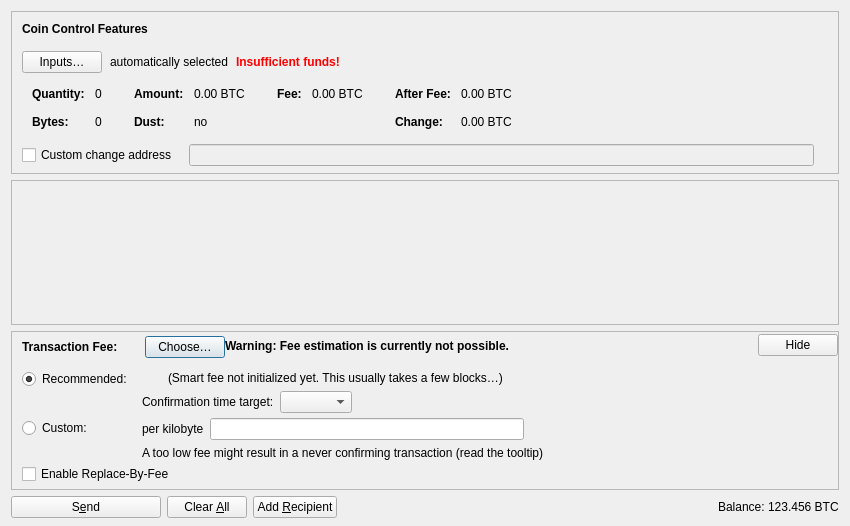
Old version of the form src/qt/forms/sendcoinsdialog.ui in the repository CodeAssureLabs/bitcoin-2022.
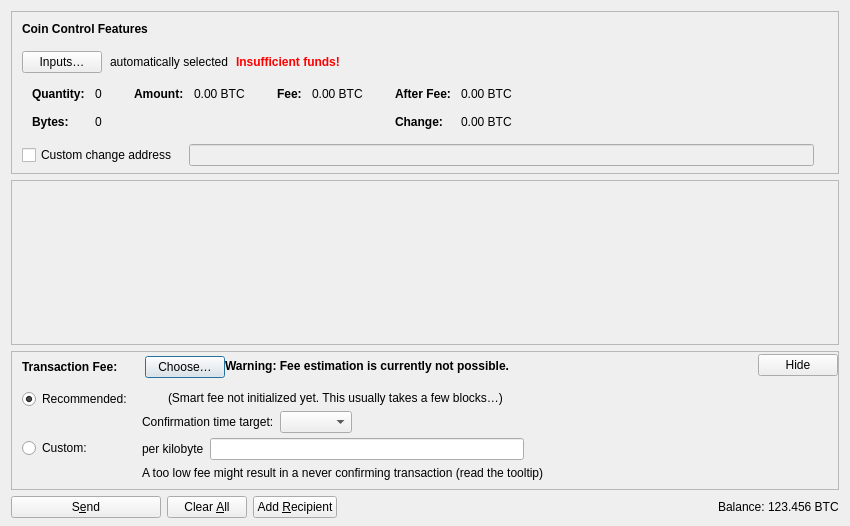
New version of the form. Icons and pictures are not drawn. Custom widgets are drawn as their Qt base class.

Patch:
```diff
--- a/src/qt/forms/sendcoinsdialog.ui
+++ b/src/qt/forms/sendcoinsdialog.ui
@@ -331,35 +331,6 @@
                  </property>
                 </widget>
                </item>
-               <item row="1" column="0">
-                <widget class="QLabel" name="labelCoinControlLowOutputText">
-                 <property name="font">
-                  <font>
-                   <weight>75</weight>
-                   <bold>true</bold>
-                  </font>
-                 </property>
-                 <property name="text">
-                  <string>Dust:</string>
-                 </property>
-                </widget>
-               </item>
-               <item row="1" column="1">
-                <widget class="QLabel" name="labelCoinControlLowOutput">
-                 <property name="cursor">
-                  <cursorShape>IBeamCursor</cursorShape>
-                 </property>
-                 <property name="contextMenuPolicy">
-                  <enum>Qt::ActionsContextMenu</enum>
-                 </property>
-                 <property name="text">
-                  <string notr="true">no</string>
-                 </property>
-                 <property name="textInteractionFlags">
-                  <set>Qt::LinksAccessibleByMouse|Qt::TextSelectableByKeyboard|Qt::TextSelectableByMouse</set>
-                 </property>
-                </widget>
-               </item>
               </layout>
              </item>
              <item>
@@ -1072,16 +1043,6 @@
              </item>
             </layout>
            </item>
-           <item>
-            <widget class="QCheckBox" name="optInRBF">
-             <property name="text">
-              <string>Enable Replace-By-Fee</string>
-             </property>
-             <property name="toolTip">
-              <string>With Replace-By-Fee (BIP-125) you can increase a transaction's fee after it is sent. Without this, a higher fee may be recommended to compensate for increased transaction delay risk.</string>
-             </property>
-            </widget>
-           </item>
           </layout>
          </widget>
         </item>
```
Left out of the diff: 6 changed lines with no effect on the pictures.
